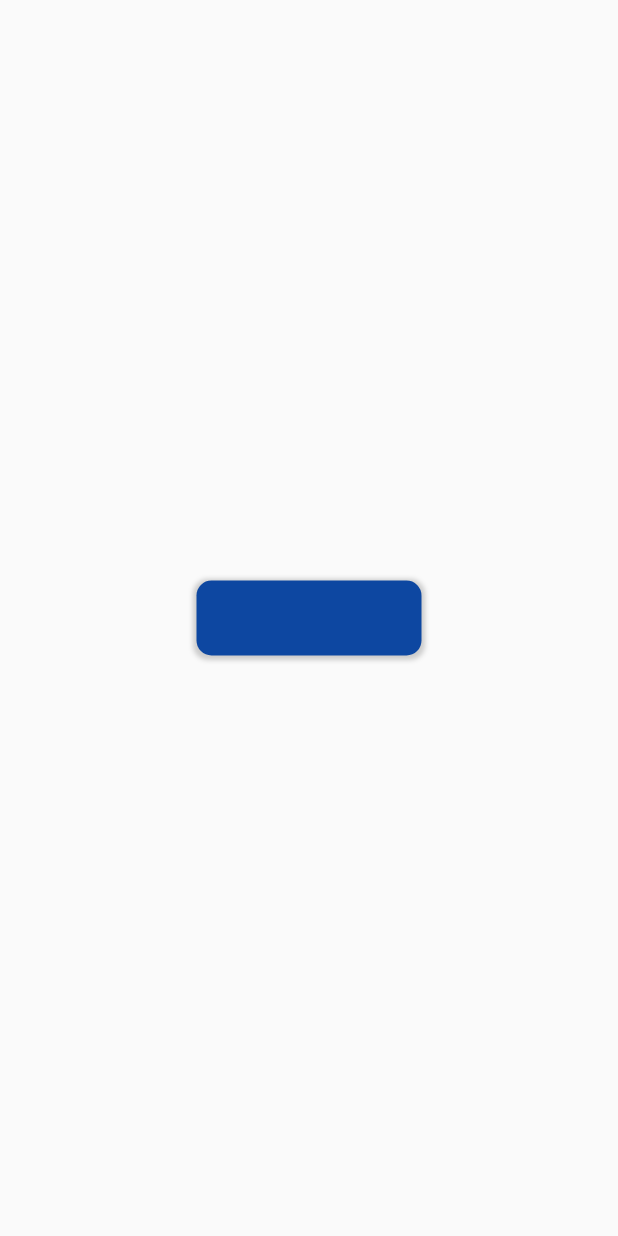
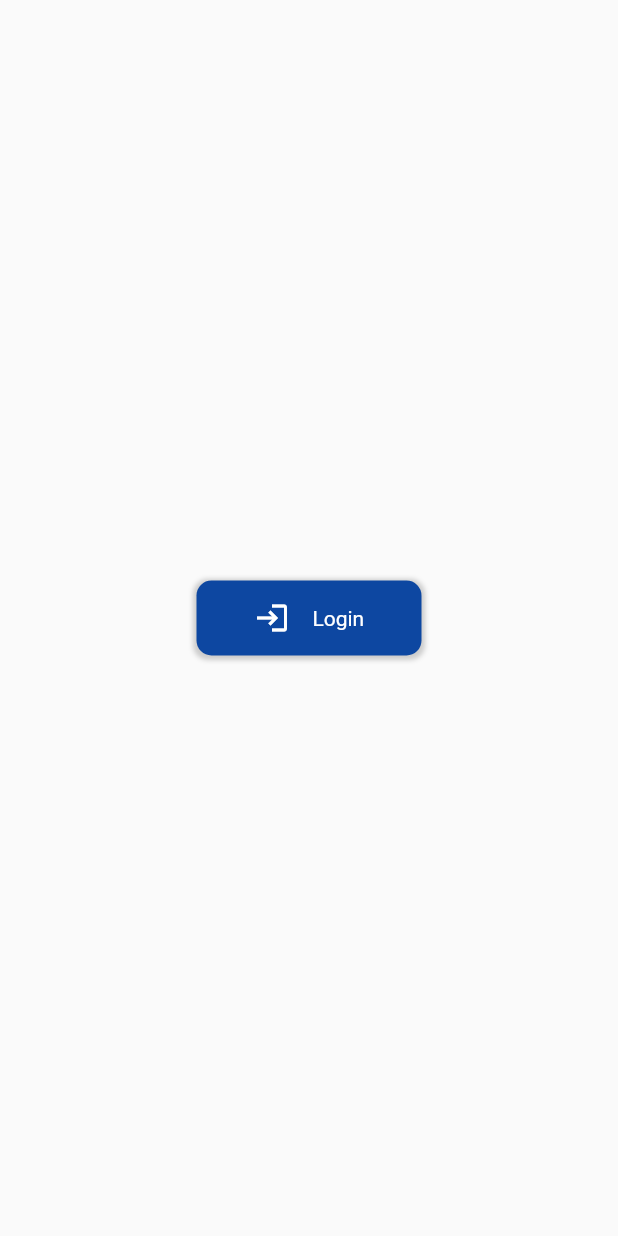
Before and after one commit to koukibadr/Animated_Loading_Button, a Flutter app: the screen it shows after launch, on a phone screen of 412 x 824 dp. Run offline on Flutter 3.47's test engine with Material 2 defaults, Android fonts, the phone set to English and light mode, and no system bars.

Commit message:
add text and icon to button widget

```diff
--- a/lib/animated_loading_button.dart
+++ b/lib/animated_loading_button.dart
@@ -66,6 +66,19 @@ class _AnimatedLoadingButtonState extends State<AnimatedLoadingButton> {
               ),
             ],
           ),
+          child: Row(
+            mainAxisAlignment: MainAxisAlignment.center,
+            children: const [
+              Icon(Icons.login, color: Colors.white,),
+              SizedBox(
+                width: 15,
+              ),
+              Text(
+                'Login',
+                style: TextStyle(color: Colors.white),
+              )
+            ],
+          ),
         ),
       ),
     );
```
